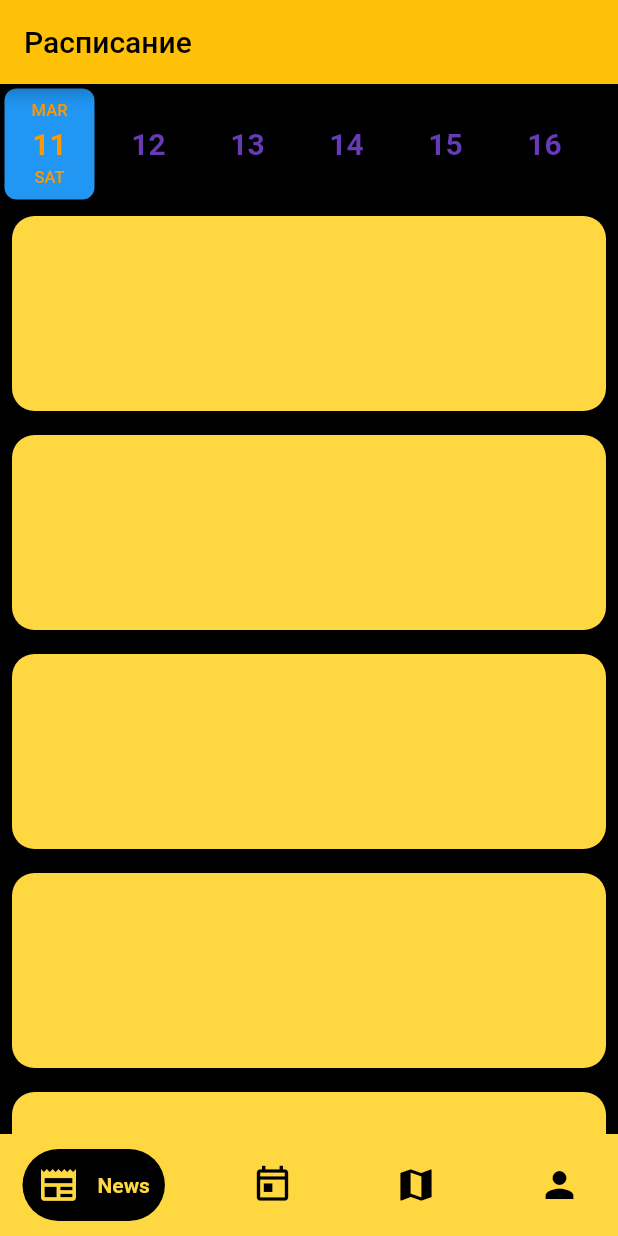
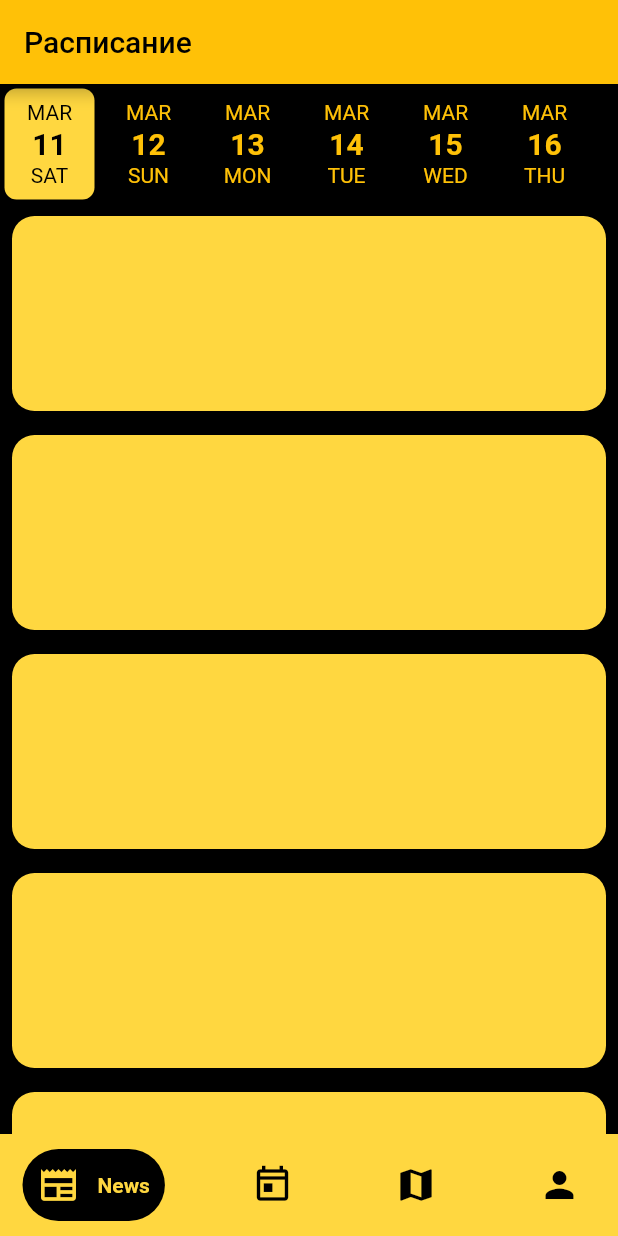
Before and after one commit to cpt-lecras/radik_project, a Flutter app: the screen it shows after launch, on a phone screen of 412 x 824 dp. Run offline on Flutter 3.47's test engine with Material 2 defaults, Android fonts, the phone set to English and light mode, and no system bars; drawn by our look-alikes of date_picker_timeline, google_nav_bar.

Commit message:
Shedule update

```diff
--- a/lib/Shedule/schedule.dart
+++ b/lib/Shedule/schedule.dart
@@ -19,17 +19,24 @@ class _Schedule extends State<Schedule>{
 
               Container(
                 height: 80,
+                color: Colors.black,
                 child: DatePicker(
                   DateTime.now(),
                   height: 70,
                   width: 60,
                   initialSelectedDate: DateTime.now(),
-                  selectionColor: Colors.blue,
-                  selectedTextColor: Colors.orange,
+                  selectionColor: Colors.amberAccent,
+                  selectedTextColor: Colors.black,
+                  dayTextStyle: TextStyle(
+                    color: Colors.amber,
+                  ),
+                  monthTextStyle: TextStyle(
+                    color: Colors.amber,
+                  ),
                   dateTextStyle: const TextStyle(
                     fontSize:20,
                     fontWeight: FontWeight.w600,
-                    color: Colors.deepPurple
+                    color: Colors.amber
                   ),
                 ),
               ),
```
Also changed, not shown: lib/news.dart (+28 -10 lines).
